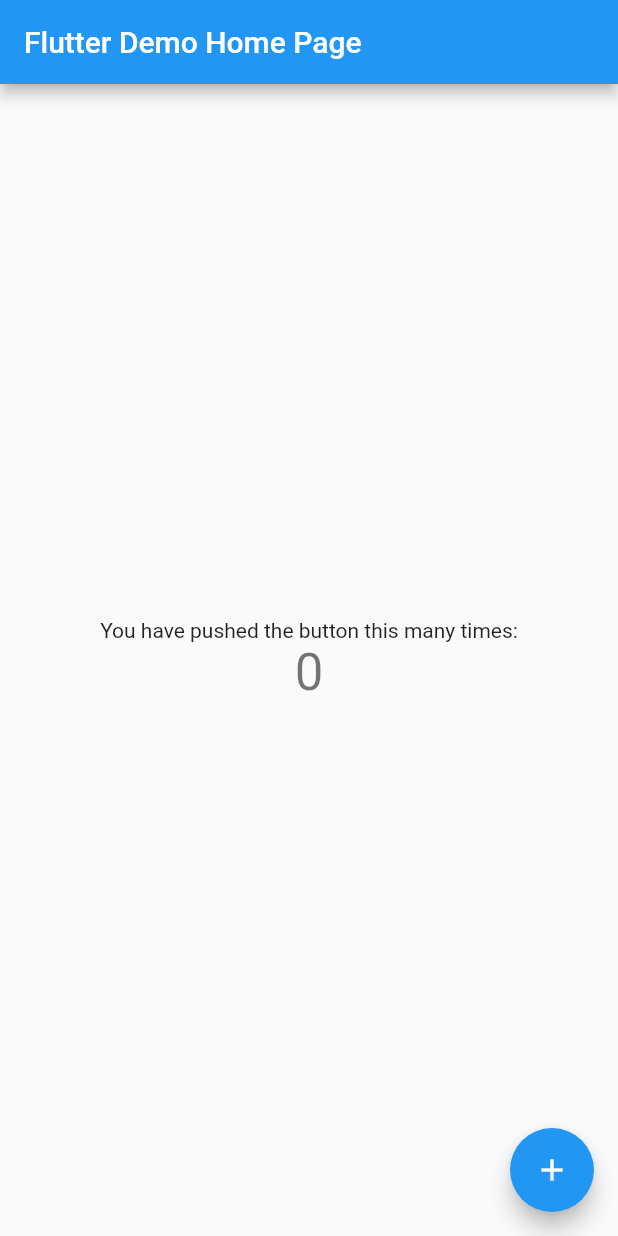
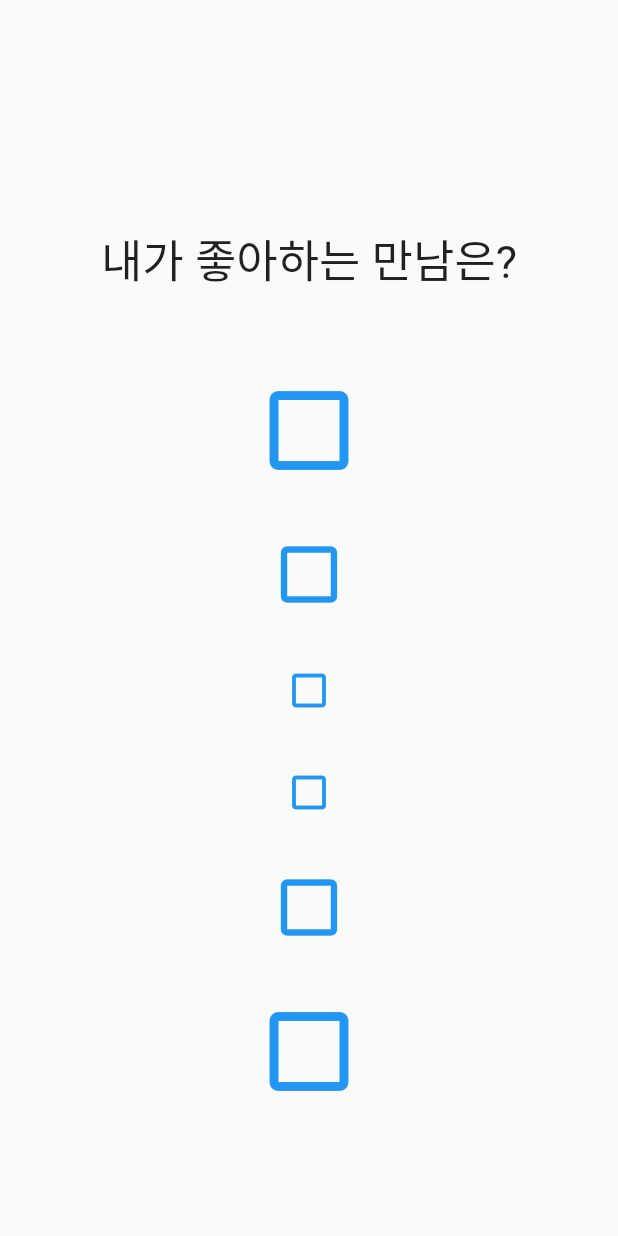
Before and after one commit to oh29oh29/allegro, a Flutter app: the screen it shows after launch, on a phone screen of 412 x 824 dp. Run offline on Flutter 3.47's test engine with Material 2 defaults, Android fonts, the phone set to English and light mode, and no system bars.

Commit message:
첫 페이지 타이틀 및 checkbox 구현

```diff
--- /dev/null
+++ b/lib/body.dart
@@ -0,0 +1,115 @@
+import 'package:flutter/material.dart';
+
+class AllegroBody extends StatelessWidget {
+  @override
+  Widget build(BuildContext context) {
+    return Scaffold(
+      body: new Contents(),
+    );
+  }
+}
+
+class Contents extends StatelessWidget {
+  @override
+  Widget build(BuildContext context) {
+    return Scaffold(
+      body: Container(
+        child: Column(
+          children: [
+              Center(
+                  child: Container(
+                      margin: const EdgeInsets.only(top: 150, bottom: 50),
+                      child: Text("내가 좋아하는 만남은?", style: TextStyle(fontSize: 30)
+                      )
+                  )
+              ),
+              CheckboxWidget()
+          ],
+        )
+      )
+    );
+  }
+}
+
+class CheckboxWidget extends StatefulWidget {
+  @override
+  _CheckboxWidgetState createState() => _CheckboxWidgetState();
+}
+
+class _CheckboxWidgetState extends State<CheckboxWidget> {
+  bool isChecked = false;
+
+  @override
+  Widget build(BuildContext context) {
+    return Column(
+      children: [
+        Center(
+            child: Container(
+                margin: const EdgeInsets.only(bottom: 20),
+                child: IconButton(
+                    icon: (isChecked
+                        ? Icon(Icons.check_box)
+                        : Icon(Icons.check_box_outline_blank)),
+                    iconSize: 70,
+                    color: Colors.blue[500],
+                    onPressed: _toggleCheckbox))),
+        Center(
+            child: Container(
+                margin: const EdgeInsets.only(bottom: 20),
+                child: IconButton(
+                    icon: (isChecked
+                        ? Icon(Icons.check_box)
+                        : Icon(Icons.check_box_outline_blank)),
+                    iconSize: 50,
+                    color: Colors.blue[500],
+                    onPressed: _toggleCheckbox))),
+        Center(
+            child: Container(
+                margin: const EdgeInsets.only(bottom: 20),
+                child: IconButton(
+                    icon: (isChecked
+                        ? Icon(Icons.check_box)
+                        : Icon(Icons.check_box_outline_blank)),
+                    iconSize: 30,
+                    color: Colors.blue[500],
+                    onPressed: _toggleCheckbox))),
+        Center(
+            child: Container(
+                margin: const EdgeInsets.only(bottom: 20),
+                child: IconButton(
+                    icon: (isChecked
+                        ? Icon(Icons.check_box)
+                        : Icon(Icons.check_box_outline_blank)),
+                    iconSize: 30,
+                    color: Colors.blue[500],
+                    onPressed: _toggleCheckbox))),
+        Center(
+            child: Container(
+                margin: const EdgeInsets.only(bottom: 20),
+                child: IconButton(
+                    icon: (isChecked
+                        ? Icon(Icons.check_box)
+                        : Icon(Icons.check_box_outline_blank)),
+                    iconSize: 50,
+                    color: Colors.blue[500],
+                    onPressed: _toggleCheckbox))),
+        Center(
+            child: Container(
+                margin: const EdgeInsets.only(bottom: 20),
+                child: IconButton(
+                    icon: (isChecked
+                        ? Icon(Icons.check_box)
+                        : Icon(Icons.check_box_outline_blank)),
+                    iconSize: 70,
+                    color: Colors.blue[500],
+                    onPressed: _toggleCheckbox)))
+      ],
+    );
+  }
+
+  void _toggleCheckbox() {
+    setState(() {
+      isChecked = !isChecked;
+    });
+  }
+}
--- /dev/null
+++ b/lib/home.dart
@@ -0,0 +1,11 @@
+import 'package:allegro/body.dart';
+import 'package:flutter/material.dart';
+
+class AllegroHome extends StatelessWidget {
+  @override
+  Widget build(BuildContext context) {
+    return Scaffold(
+      body: new AllegroBody(),
+    );
+  }
+}
--- a/lib/main.dart
+++ b/lib/main.dart
@@ -1,3 +1,4 @@
+import 'package:allegro/home.dart';
 import 'package:flutter/material.dart';
 
 void main() {
@@ -11,103 +12,9 @@ class MyApp extends StatelessWidget {
     return MaterialApp(
       title: 'Flutter Demo',
       theme: ThemeData(
-        // This is the theme of your application.
-        //
-        // Try running your application with "flutter run". You'll see the
-        // application has a blue toolbar. Then, without quitting the app, try
-        // changing the primarySwatch below to Colors.green and then invoke
-        // "hot reload" (press "r" in the console where you ran "flutter run",
-        // or simply save your changes to "hot reload" in a Flutter IDE).
-        // Notice that the counter didn't reset back to zero; the application
-        // is not restarted.
         primarySwatch: Colors.blue,
       ),
-      home: MyHomePage(title: 'Flutter Demo Home Page'),
+      home: new AllegroHome(),
     );
   }
 }
-
-class MyHomePage extends StatefulWidget {
-  MyHomePage({Key key, this.title}) : super(key: key);
-
-  // This widget is the home page of your application. It is stateful, meaning
-  // that it has a State object (defined below) that contains fields that affect
-  // how it looks.
-
-  // This class is the configuration for the state. It holds the values (in this
-  // case the title) provided by the parent (in this case the App widget) and
-  // used by the build method of the State. Fields in a Widget subclass are
-  // always marked "final".
-
-  final String title;
-
-  @override
-  _MyHomePageState createState() => _MyHomePageState();
-}
-
-class _MyHomePageState extends State<MyHomePage> {
-  int _counter = 0;
-
-  void _incrementCounter() {
-    setState(() {
-      // This call to setState tells the Flutter framework that something has
-      // changed in this State, which causes it to rerun the build method below
-      // so that the display can reflect the updated values. If we changed
-      // _counter without calling setState(), then the build method would not be
-      // called again, and so nothing would appear to happen.
-      _counter++;
-    });
-  }
-
-  @override
-  Widget build(BuildContext context) {
-    // This method is rerun every time setState is called, for instance as done
-    // by the _incrementCounter method above.
-    //
-    // The Flutter framework has been optimized to make rerunning build methods
-    // fast, so that you can just rebuild anything that needs updating rather
-    // than having to individually change instances of widgets.
-    return Scaffold(
-      appBar: AppBar(
-        // Here we take the value from the MyHomePage object that was created by
-        // the App.build method, and use it to set our appbar title.
-        title: Text(widget.title),
-      ),
-      body: Center(
-        // Center is a layout widget. It takes a single child and positions it
-        // in the middle of the parent.
-        child: Column(
-          // Column is also a layout widget. It takes a list of children and
-          // arranges them vertically. By default, it sizes itself to fit its
-          // children horizontally, and tries to be as tall as its parent.
-          //
-          // Invoke "debug painting" (press "p" in the console, choose the
-          // "Toggle Debug Paint" action from the Flutter Inspector in Android
-          // Studio, or the "Toggle Debug Paint" command in Visual Studio Code)
-          // to see the wireframe for each widget.
-          //
-          // Column has various properties to control how it sizes itself and
-          // how it positions its children. Here we use mainAxisAlignment to
-          // center the children vertically; the main axis here is the vertical
-          // axis because Columns are vertical (the cross axis would be
-          // horizontal).
-          mainAxisAlignment: MainAxisAlignment.center,
-          children: <Widget>[
-            Text(
-              'You have pushed the button this many times:',
-            ),
-            Text(
-              '$_counter',
-              style: Theme.of(context).textTheme.headline4,
-            ),
-          ],
-        ),
-      ),
-      floatingActionButton: FloatingActionButton(
-        onPressed: _incrementCounter,
-        tooltip: 'Increment',
-        child: Icon(Icons.add),
-      ), // This trailing comma makes auto-formatting nicer for build methods.
-    );
-  }
-}
```
Also changed, not shown: lib/contents.dart (added, +128 -0 lines), lib/result.dart (added, +14 -0 lines).
